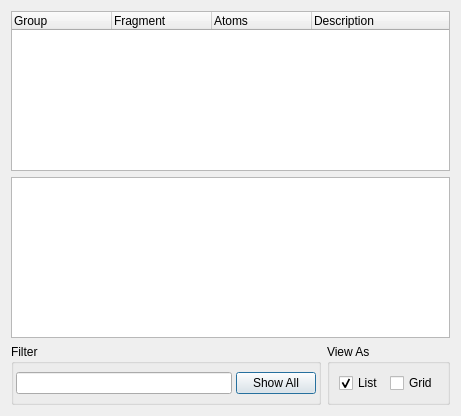
First picture: the form in src/gui/fragment.ui, repository trisyoungs/aten, before the edit.
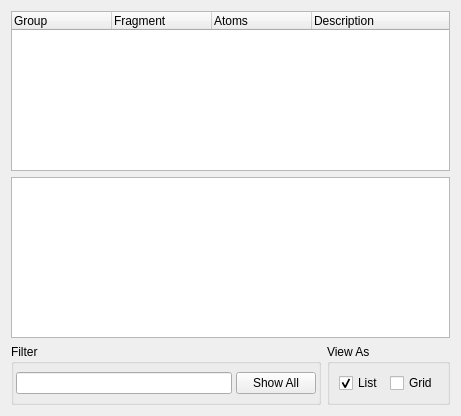
Second picture: the form after the edit. Icons and pictures are not drawn.

Commit message: More functionality added to Glyphs window. Default text for Text glyphs added. Fixed - Renderer would complain (wrongly) that it didn't know to draw text glyphs (type 9 and 10). Fixed - Espresso export filter used 'writeline' where it should have used 'writelinef'. Changed autoDefault properties of many buttons in the GUI to prevent tool windows from closing / acting without warning after editing text or numbers.

What changed in the file:
```diff
--- a/src/gui/fragment.ui
+++ b/src/gui/fragment.ui
@@ -103,6 +103,9 @@
           <property name="text" >
            <string>Show All</string>
           </property>
+          <property name="autoDefault" >
+           <bool>false</bool>
+          </property>
          </widget>
         </item>
        </layout>
```
The commit also changes 25 other files.
